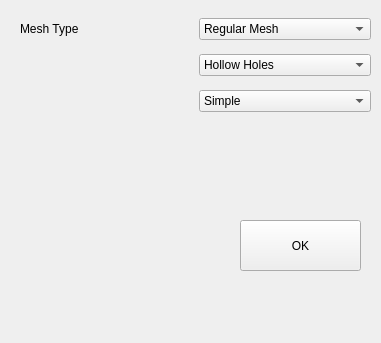
Before: the Qt Designer form forms/ConnectorSelectionPanel.ui in TopModLab/Unfolding, drawn with Qt 5.
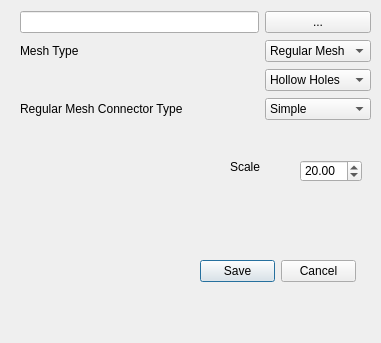
After: the same form once the commit is applied.

Patch:
```diff
--- a/forms/ConnectorSelectionPanel.ui
+++ b/forms/ConnectorSelectionPanel.ui
@@ -45,7 +45,7 @@
     </rect>
    </property>
    <layout class="QGridLayout" name="gridLayout">
-    <item row="2" column="1">
+    <item row="3" column="1">
      <widget class="QComboBox" name="comboBox">
       <item>
        <property name="text">
@@ -69,8 +69,8 @@
       </item>
      </widget>
     </item>
-    <item row="0" column="1">
-     <widget class="QComboBox" name="comboBox_2">
+    <item row="1" column="1">
+     <widget class="QComboBox" name="mesh_type">
       <item>
        <property name="text">
         <string>Regular Mesh</string>
@@ -83,14 +83,14 @@
       </item>
      </widget>
     </item>
-    <item row="0" column="0">
+    <item row="1" column="0">
      <widget class="QLabel" name="label">
       <property name="text">
        <string>Mesh Type</string>
       </property>
      </widget>
     </item>
-    <item row="1" column="1">
+    <item row="2" column="1">
      <widget class="QComboBox" name="comboBox_3">
       <item>
        <property name="text">
@@ -99,19 +99,71 @@
       </item>
      </widget>
     </item>
+    <item row="0" column="0">
+     <widget class="QLineEdit" name="filename_text"/>
+    </item>
+    <item row="0" column="1">
+     <widget class="QPushButton" name="file_button">
+      <property name="text">
+       <string>...</string>
+      </property>
+     </widget>
+    </item>
+    <item row="3" column="0">
+     <widget class="QLabel" name="label_2">
+      <property name="text">
+       <string>Regular Mesh Connector Type</string>
+      </property>
+     </widget>
+    </item>
    </layout>
   </widget>
-  <widget class="QPushButton" name="pushButton_3">
+  <widget class="QDoubleSpinBox" name="scale_val">
    <property name="geometry">
     <rect>
-     <x>240</x>
-     <y>220</y>
-     <width>121</width>
-     <height>51</height>
+     <x>300</x>
+     <y>160</y>
+     <width>62</width>
+     <height>22</height>
+    </rect>
+   </property>
+   <property name="minimum">
+    <double>0.000000000000000</double>
+   </property>
+   <property name="maximum">
+    <double>100.000000000000000</double>
+   </property>
+   <property name="singleStep">
+    <double>5.000000000000000</double>
+   </property>
+   <property name="value">
+    <double>20.000000000000000</double>
+   </property>
+  </widget>
+  <widget class="QLabel" name="scale_label">
+   <property name="geometry">
+    <rect>
+     <x>230</x>
+     <y>160</y>
+     <width>47</width>
+     <height>13</height>
     </rect>
    </property>
    <property name="text">
-    <string>OK</string>
+    <string>Scale</string>
+   </property>
+  </widget>
+  <widget class="QDialogButtonBox" name="buttonBox">
+   <property name="geometry">
+    <rect>
+     <x>200</x>
+     <y>260</y>
+     <width>156</width>
+     <height>23</height>
+    </rect>
+   </property>
+   <property name="standardButtons">
+    <set>QDialogButtonBox::Cancel|QDialogButtonBox::Save</set>
    </property>
   </widget>
  </widget>
```
